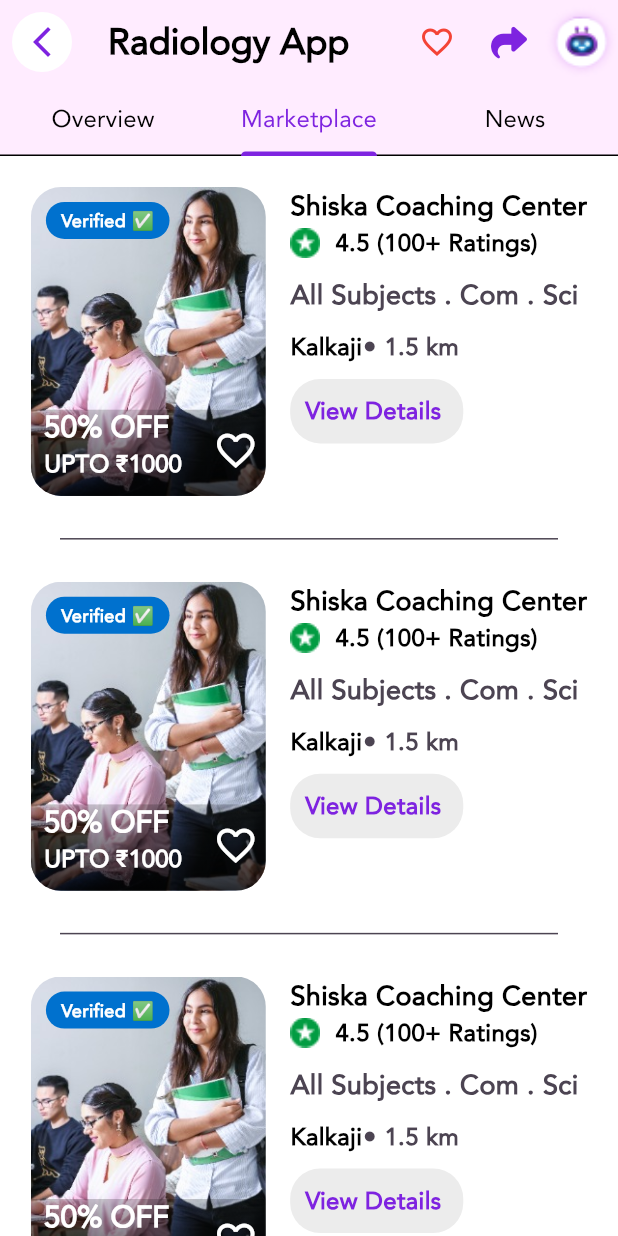
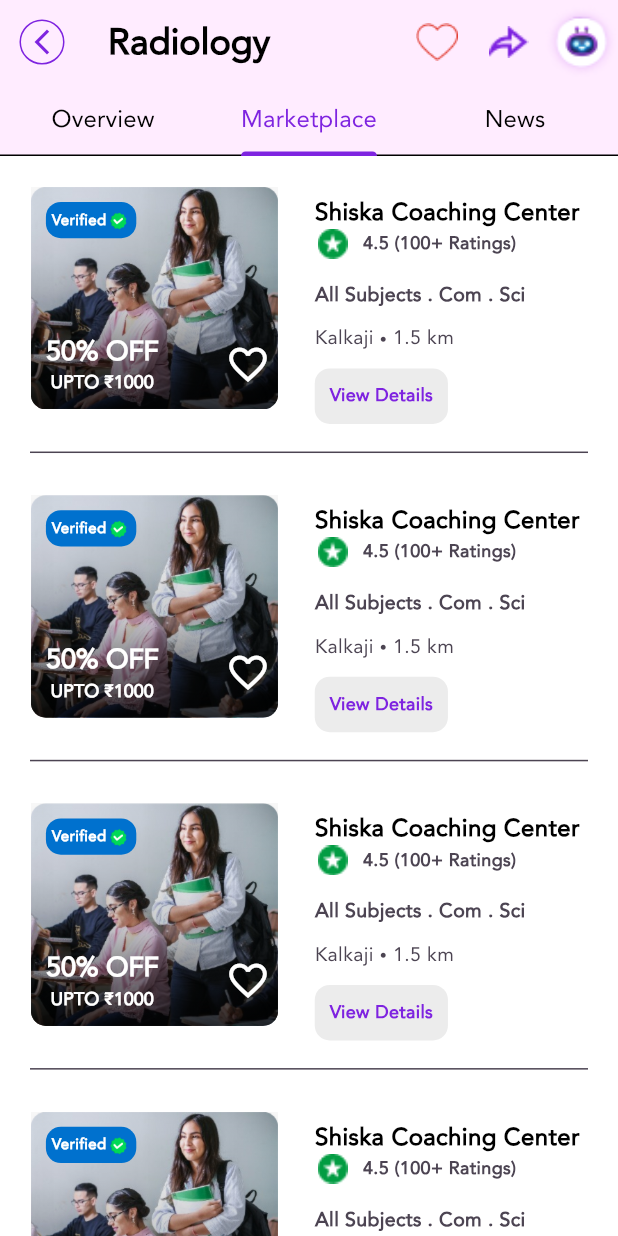
Before and after one commit to dorkydhruv/Radiology-Application, a Flutter app: the screen it shows after launch, on a phone screen of 412 x 824 dp. Run offline on Flutter 3.47's test engine with Material 3 defaults, Android fonts, the phone set to English and light mode, and no system bars.

Commit message:
ui fixes

```diff
--- a/lib/components/marketplace_component.dart
+++ b/lib/components/marketplace_component.dart
@@ -1,6 +1,5 @@
 import 'dart:ui';
 import 'package:flutter/material.dart';
-import 'package:flutter/widgets.dart';
 import 'package:radiology_app/constants.dart';
 
 class MarketplaceComponent extends StatelessWidget {
@@ -19,10 +18,10 @@ class MarketplaceComponent extends StatelessWidget {
           Stack(
             children: [
               SizedBox(
-                height: height * 0.8,
-                width: width * 0.38,
+                height: height,
+                width: width * 0.4,
                 child: ClipRRect(
-                  borderRadius: BorderRadius.circular(20),
+                  borderRadius: BorderRadius.circular(10),
                   child: Image.asset(
                     "assets/img/marketplace.jpeg",
                     fit: BoxFit.cover,
@@ -35,13 +34,13 @@ class MarketplaceComponent extends StatelessWidget {
                 right: 0,
                 child: ClipRRect(
                   borderRadius: const BorderRadius.only(
-                    bottomLeft: Radius.circular(20),
-                    bottomRight: Radius.circular(20),
+                    bottomLeft: Radius.circular(10),
+                    bottomRight: Radius.circular(10),
                   ),
                   child: BackdropFilter(
                     filter: ImageFilter.blur(sigmaX: 0.3, sigmaY: 0.3),
                     child: Container(
-                      height: height * 0.07,
+                      height: height * 0.2,
                       width: width * 0.4,
                       decoration: BoxDecoration(
                           gradient: LinearGradient(
@@ -49,6 +48,9 @@ class MarketplaceComponent extends StatelessWidget {
                             Colors.black.withOpacity(0.8),
                             Colors.black.withOpacity(0.5),
                             Colors.black.withOpacity(0.2),
+                            Colors.black.withOpacity(0.1),
+                            Colors.black.withOpacity(0.05),
+                            Colors.black.withOpacity(0.01)
                           ],
                               begin: Alignment.bottomCenter,
                               end: Alignment.topCenter)),
@@ -59,42 +61,48 @@ class MarketplaceComponent extends StatelessWidget {
               Padding(
                 padding: const EdgeInsets.only(left: 10, top: 10),
                 child: Container(
-                  width: width * 0.2,
-                  height: height * 0.03,
+                    padding: const EdgeInsets.all(4),
                     decoration: BoxDecoration(
                       color: const Color.fromARGB(255, 0, 113, 206),
-                    borderRadius: BorderRadius.circular(20),
+                      borderRadius: BorderRadius.circular(10),
                     ),
-                  child: const Center(
-                    child: Text(
-                      "Verified ✅",
+                    child: Row(
+                      mainAxisAlignment: MainAxisAlignment.center,
+                      crossAxisAlignment: CrossAxisAlignment.center,
+                      children: [
+                        const Text(
+                          "Verified",
                           style: TextStyle(
                               color: Colors.white,
-                          fontSize: 12,
+                              fontSize: 10,
                               fontFamily: "Avenir",
-                          fontWeight: FontWeight.w900),
+                              fontWeight: FontWeight.w800),
                         ),
-                  ),
-                ),
+                        Image.asset(
+                          "assets/img/tick.png",
+                          scale: 5,
+                        )
+                      ],
+                    )),
               ),
               Positioned(
                 bottom: 10,
-                left: 0,
+                left: 10,
                 child: RichText(
                   textAlign: TextAlign.center,
                   text: const TextSpan(
                       text: "50% OFF\n",
                       style: TextStyle(
                           color: Colors.white,
-                          fontSize: 20,
+                          fontSize: 18,
                           fontFamily: "Avenir",
                           fontWeight: FontWeight.w900),
                       children: [
                         TextSpan(
-                          text: "  UPTO ₹1000",
+                          text: "UPTO ₹1000",
                           style: TextStyle(
                               color: Colors.white,
-                              fontSize: 16,
+                              fontSize: 12,
                               fontFamily: "Avenir",
                               fontWeight: FontWeight.w600),
                         ),
@@ -112,7 +120,7 @@ class MarketplaceComponent extends StatelessWidget {
             ],
           ),
           Padding(
-            padding: const EdgeInsets.only(left: 10),
+            padding: const EdgeInsets.all(5),
             child: Column(
               mainAxisAlignment: MainAxisAlignment.start,
               crossAxisAlignment: CrossAxisAlignment.start,
@@ -121,13 +129,16 @@ class MarketplaceComponent extends StatelessWidget {
                   "Shiska Coaching Center",
                   style: TextStyle(
                       color: Colors.black,
-                      fontSize: 18,
+                      fontSize: 16,
                       fontFamily: "Avenir",
-                      fontWeight: FontWeight.w900),
+                      fontWeight: FontWeight.w800),
                 ),
                 Row(
                   mainAxisAlignment: MainAxisAlignment.spaceBetween,
                   children: [
+                    const SizedBox(
+                      width: 2,
+                    ),
                     Image.asset(
                       "assets/img/badge.png",
                       scale: 0.8,
@@ -138,21 +149,21 @@ class MarketplaceComponent extends StatelessWidget {
                     const Text(
                       "4.5\t(100+ Ratings)",
                       style: TextStyle(
-                          color: Colors.black,
-                          fontSize: 16,
+                          color: secondaryColor,
+                          fontSize: 12,
                           fontFamily: "Avenir",
                           fontWeight: FontWeight.w900),
                     ),
                   ],
                 ),
                 const SizedBox(
-                  height: 10,
+                  height: 15,
                 ),
                 const Text(
                   "All Subjects . Com . Sci",
                   style: TextStyle(
                       color: secondaryColor,
-                      fontSize: 18,
+                      fontSize: 13,
                       fontFamily: "Avenir",
                       fontWeight: FontWeight.w600),
                 ),
@@ -163,25 +174,25 @@ class MarketplaceComponent extends StatelessWidget {
                   mainAxisAlignment: MainAxisAlignment.spaceEvenly,
                   children: [
                     Text(
-                      "Kalkaji",
+                      "Kalkaji ",
                       style: TextStyle(
-                          color: Colors.black,
-                          fontSize: 16,
+                          color: secondaryColor,
+                          fontSize: 13,
                           fontFamily: "Avenir",
-                          fontWeight: FontWeight.w600),
+                          fontWeight: FontWeight.w400),
                     ),
                     Icon(
                       Icons.fiber_manual_record,
                       color: secondaryColor,
-                      size: 10,
+                      size: 5,
                     ),
                     Text(
                       " 1.5 km",
                       style: TextStyle(
                           color: secondaryColor,
-                          fontSize: 16,
+                          fontSize: 13,
                           fontFamily: "Avenir",
-                          fontWeight: FontWeight.w600),
+                          fontWeight: FontWeight.w400),
                     ),
                   ],
                 ),
@@ -190,18 +201,18 @@ class MarketplaceComponent extends StatelessWidget {
                 ),
                 Container(
                   padding: const EdgeInsets.all(10),
-                  width: width * 0.28,
                   decoration: BoxDecoration(
                     color: Colors.grey.withOpacity(0.2),
-                    borderRadius: BorderRadius.circular(20),
+                    borderRadius: BorderRadius.circular(10),
                   ),
                   child: const Text(
                     "View Details",
+                    textAlign: TextAlign.center,
                     style: TextStyle(
                         color: primaryColor,
-                        fontSize: 16,
+                        fontSize: 12,
                         fontFamily: "Avenir",
-                        fontWeight: FontWeight.w900),
+                        fontWeight: FontWeight.w800),
                   ),
                 ),
               ],
--- a/lib/main.dart
+++ b/lib/main.dart
@@ -1,5 +1,4 @@
 import 'package:flutter/material.dart';
-import 'package:font_awesome_flutter/font_awesome_flutter.dart';
 import 'package:radiology_app/components/tab_text.dart';
 import 'package:radiology_app/constants.dart';
 import 'package:radiology_app/tabs/marketplace.dart';
@@ -34,7 +33,8 @@ class _MyAppState extends State<MyApp> with SingleTickerProviderStateMixin {
   @override
   Widget build(BuildContext context) {
     return MaterialApp(
-        title: "Radiology App",
+        debugShowCheckedModeBanner: false,
+        title: "Radiology",
         theme: ThemeData(
           colorScheme: const ColorScheme.light(
             primary: primaryColor,
@@ -46,35 +46,40 @@ class _MyAppState extends State<MyApp> with SingleTickerProviderStateMixin {
           appBar: AppBar(
             backgroundColor: appBarColor,
             leading: IconButton(
-              icon: const CircleAvatar(
-                backgroundColor: Colors.white,
-                child: Icon(
-                  Icons.arrow_back_ios_new_sharp,
-                  color: primaryColor,
+              icon: Container(
+                margin: const EdgeInsets.all(5),
+                padding: const EdgeInsets.all(2),
+                decoration: BoxDecoration(
+                    shape: BoxShape.circle,
+                    color: appBarColor,
+                    border: Border.all(color: primaryColor)),
+                child: const Center(
+                  child: Icon(
+                    Icons.arrow_back_ios_new_sharp,
+                    color: primaryColor,
+                    size: 20,
+                  ),
                 ),
               ),
               onPressed: () {},
             ),
             title: const Text(
-              "Radiology App",
+              "Radiology",
               style: TextStyle(
                 fontFamily: "Avenir",
-                fontWeight: FontWeight.bold,
+                fontWeight: FontWeight.w800,
                 fontSize: 24,
               ),
             ),
             actions: [
               IconButton(
-                icon: const Icon(
-                  Icons.favorite_border_outlined,
-                  color: Colors.red,
-                ),
+                icon: Image.asset("assets/img/heart.png"),
                 onPressed: () {},
               ),
               IconButton(
-                icon: const Icon(
-                  FontAwesomeIcons.share,
-                  color: primaryColor,
+                icon: Image.asset(
+                  "assets/img/share.png",
+                  scale: 0.8,
                 ),
                 onPressed: () {},
               ),
--- a/lib/tabs/marketplace.dart
+++ b/lib/tabs/marketplace.dart
@@ -13,14 +13,14 @@ class Marketplace extends StatelessWidget {
       itemBuilder: (context, index) => Column(
         children: [
           SizedBox(
-            height: height * 0.3,
+            height: height * 0.23,
             width: width,
             child: const MarketplaceComponent(),
           ),
           const Divider(
             color: secondaryColor,
-            indent: 40,
-            endIndent: 40,
+            indent: 20,
+            endIndent: 20,
           )
         ],
       ),
```
Also changed, not shown: assets/img/heart.png (added), assets/img/share.png (added), assets/img/tick.png (added). Lines whose indentation alone changed are shown as unchanged.
